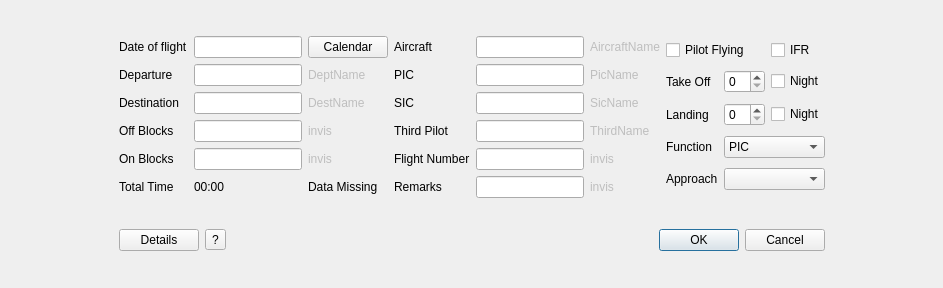
Before: the Qt Designer form src/gui/dialogues/newnewflightdialog.ui in fiffty-50/openPilotLog, drawn with Qt 5.
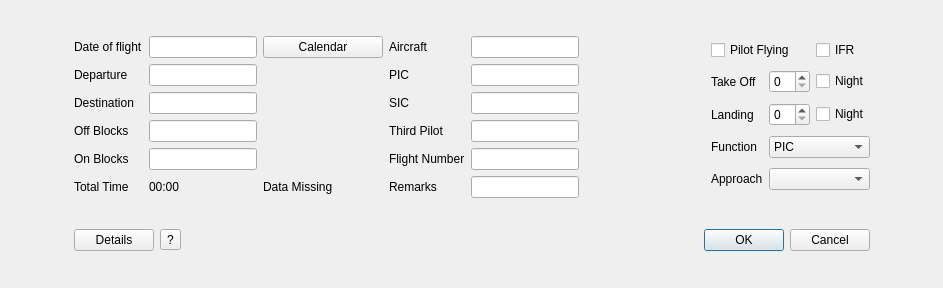
After: the same form once the commit is applied.

Commit message: Redesigning NewFlightDialog

Patch:
```diff
--- a/src/gui/dialogues/newnewflightdialog.ui
+++ b/src/gui/dialogues/newnewflightdialog.ui
@@ -60,8 +60,19 @@
          <property name="enabled">
           <bool>false</bool>
          </property>
+         <property name="minimumSize">
+          <size>
+           <width>120</width>
+           <height>0</height>
+          </size>
+         </property>
+         <property name="font">
+          <font>
+           <italic>true</italic>
+          </font>
+         </property>
          <property name="text">
-          <string>DestName</string>
+          <string/>
          </property>
         </widget>
        </item>
@@ -70,8 +81,14 @@
          <property name="enabled">
           <bool>false</bool>
          </property>
+         <property name="minimumSize">
+          <size>
+           <width>120</width>
+           <height>0</height>
+          </size>
+         </property>
          <property name="text">
-          <string>invis</string>
+          <string/>
          </property>
         </widget>
        </item>
@@ -80,6 +97,9 @@
          <property name="text">
           <string>PIC</string>
          </property>
+         <property name="alignment">
+          <set>Qt::AlignLeading|Qt::AlignLeft|Qt::AlignVCenter</set>
+         </property>
         </widget>
        </item>
        <item row="0" column="1">
@@ -107,8 +127,14 @@
          <property name="enabled">
           <bool>false</bool>
          </property>
+         <property name="minimumSize">
+          <size>
+           <width>120</width>
+           <height>0</height>
+          </size>
+         </property>
          <property name="text">
-          <string>SicName</string>
+          <string/>
          </property>
         </widget>
        </item>
@@ -127,13 +153,30 @@
          <property name="enabled">
           <bool>false</bool>
          </property>
+         <property name="minimumSize">
+          <size>
+           <width>120</width>
+           <height>0</height>
+          </size>
+         </property>
+         <property name="font">
+          <font>
+           <italic>true</italic>
+          </font>
+         </property>
          <property name="text">
-          <string>DeptName</string>
+          <string/>
          </property>
         </widget>
        </item>
        <item row="5" column="2">
         <widget class="QLabel" name="submissionReadyLabel">
+         <property name="minimumSize">
+          <size>
+           <width>120</width>
+           <height>0</height>
+          </size>
+         </property>
          <property name="text">
           <string>Data Missing</string>
          </property>
@@ -144,8 +187,14 @@
          <property name="enabled">
           <bool>false</bool>
          </property>
+         <property name="minimumSize">
+          <size>
+           <width>120</width>
+           <height>0</height>
+          </size>
+         </property>
          <property name="text">
-          <string>PicName</string>
+          <string/>
          </property>
         </widget>
        </item>
@@ -171,6 +220,12 @@
        </item>
        <item row="0" column="2">
         <widget class="QPushButton" name="calendarPushButton">
+         <property name="minimumSize">
+          <size>
+           <width>120</width>
+           <height>0</height>
+          </size>
+         </property>
          <property name="text">
           <string>Calendar</string>
          </property>
@@ -191,8 +246,14 @@
          <property name="enabled">
           <bool>false</bool>
          </property>
+         <property name="minimumSize">
+          <size>
+           <width>120</width>
+           <height>0</height>
+          </size>
+         </property>
          <property name="text">
-          <string>invis</string>
+          <string/>
          </property>
         </widget>
        </item>
@@ -208,6 +269,9 @@
          <property name="text">
           <string>Aircraft</string>
          </property>
+         <property name="alignment">
+          <set>Qt::AlignLeading|Qt::AlignLeft|Qt::AlignVCenter</set>
+         </property>
         </widget>
        </item>
        <item row="2" column="0">
@@ -239,6 +303,9 @@
          <property name="text">
           <string>Flight Number</string>
          </property>
+         <property name="alignment">
+          <set>Qt::AlignLeading|Qt::AlignLeft|Qt::AlignVCenter</set>
+         </property>
         </widget>
        </item>
        <item row="0" column="5">
@@ -246,8 +313,19 @@
          <property name="enabled">
           <bool>false</bool>
          </property>
+         <property name="minimumSize">
+          <size>
+           <width>120</width>
+           <height>0</height>
+          </size>
+         </property>
+         <property name="font">
+          <font>
+           <italic>true</italic>
+          </font>
+         </property>
          <property name="text">
-          <string>AircraftName</string>
+          <string/>
          </property>
         </widget>
        </item>
@@ -276,8 +354,14 @@
          <property name="enabled">
           <bool>false</bool>
          </property>
+         <property name="minimumSize">
+          <size>
+           <width>120</width>
+           <height>0</height>
+          </size>
+         </property>
          <property name="text">
-          <string>invis</string>
+          <string/>
          </property>
         </widget>
        </item>
@@ -293,6 +377,9 @@
          <property name="text">
           <string>Third Pilot</string>
          </property>
+         <property name="alignment">
+          <set>Qt::AlignLeading|Qt::AlignLeft|Qt::AlignVCenter</set>
+         </property>
         </widget>
        </item>
        <item row="2" column="4">
@@ -310,6 +397,9 @@
          <property name="text">
           <string>Remarks</string>
          </property>
+         <property name="alignment">
+          <set>Qt::AlignLeading|Qt::AlignLeft|Qt::AlignVCenter</set>
+         </property>
         </widget>
        </item>
        <item row="5" column="1">
@@ -324,8 +414,14 @@
          <property name="enabled">
           <bool>false</bool>
          </property>
+         <property name="minimumSize">
+          <size>
+           <width>120</width>
+           <height>0</height>
+          </size>
+         </property>
          <property name="text">
-          <string>invis</string>
+          <string/>
          </property>
         </widget>
        </item>
@@ -344,6 +440,9 @@
          <property name="text">
           <string>SIC</string>
          </property>
+         <property name="alignment">
+          <set>Qt::AlignLeading|Qt::AlignLeft|Qt::AlignVCenter</set>
+         </property>
         </widget>
        </item>
        <item row="3" column="5">
@@ -351,8 +450,14 @@
          <property name="enabled">
           <bool>false</bool>
          </property>
+         <property name="minimumSize">
+          <size>
+           <width>120</width>
+           <height>0</height>
+          </size>
+         </property>
          <property name="text">
-          <string>ThirdName</string>
+          <string/>
          </property>
         </widget>
        </item>
```
Left out of the diff: 24 changed lines with no effect on the pictures. The commit also changes 2 other files.
